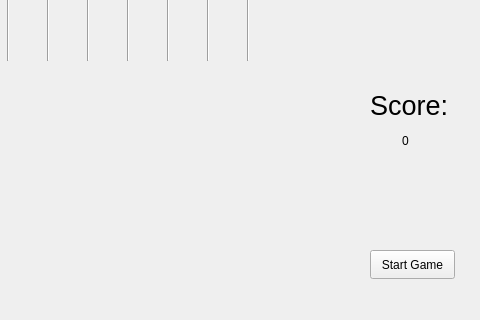
The window that widget.ui (Morales1235/Tetris) describes before a commit, drawn with Qt 5; both pictures show x 120 to 600 and y 280 to 600 of the 600 by 600 pixel window.
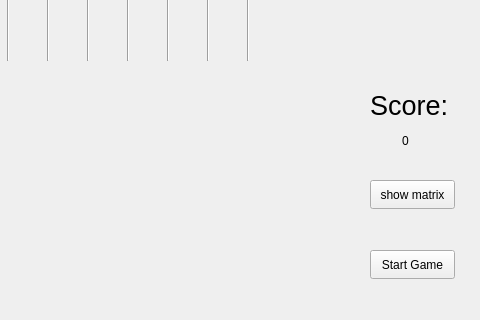
The same window after the commit.

Patch:
```diff
--- a/widget.ui
+++ b/widget.ui
@@ -190,6 +190,19 @@
     <set>Qt::AlignCenter</set>
    </property>
   </widget>
+  <widget class="QPushButton" name="matrixButton">
+   <property name="geometry">
+    <rect>
+     <x>490</x>
+     <y>460</y>
+     <width>85</width>
+     <height>29</height>
+    </rect>
+   </property>
+   <property name="text">
+    <string>show matrix</string>
+   </property>
+  </widget>
  </widget>
  <layoutdefault spacing="6" margin="11"/>
  <resources/>
```
